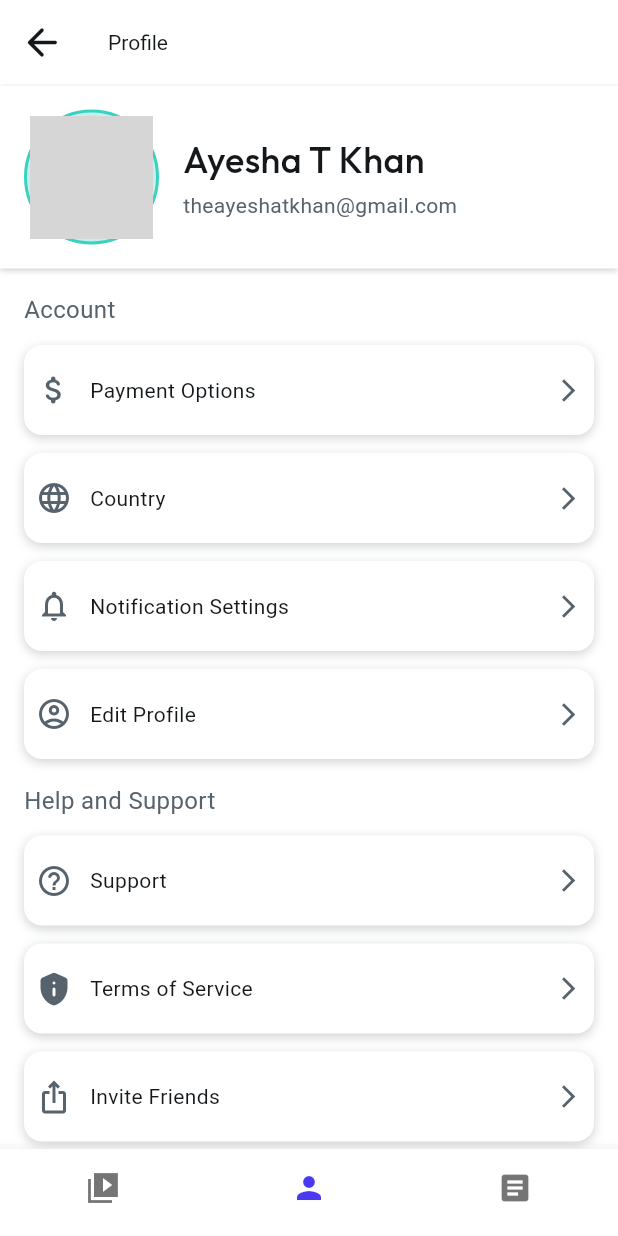
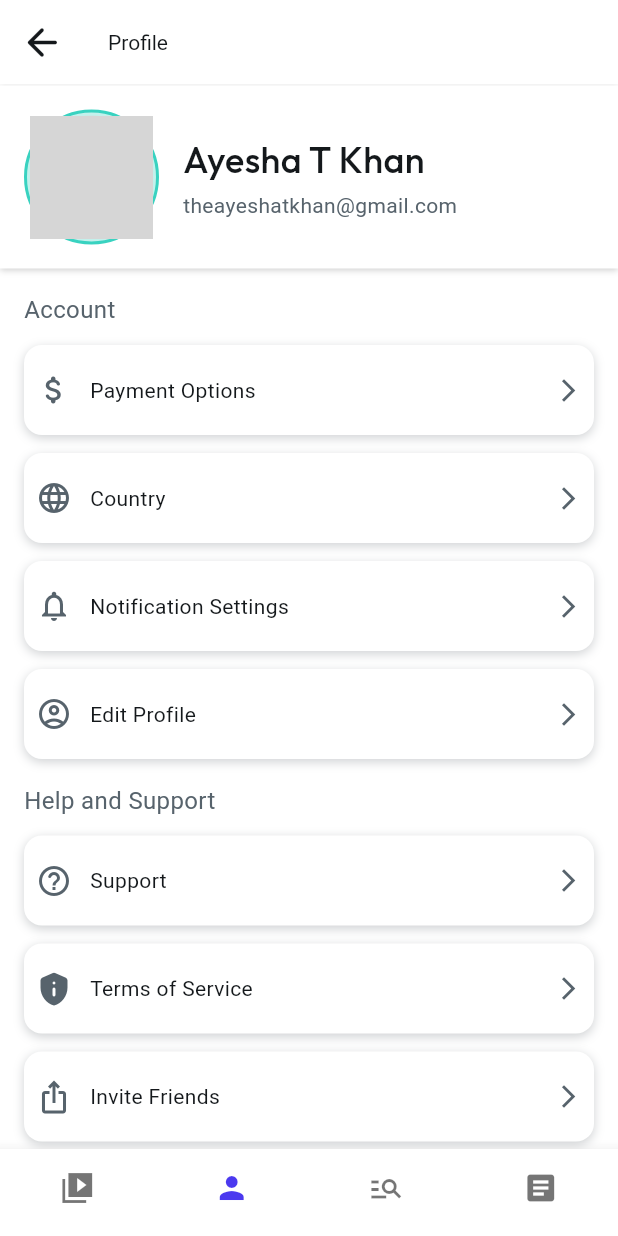
Before and after one commit to Shashankphatkure/skillconnect-flutter, a Flutter app: the screen it shows once a user with an empty profile is signed in, item 2 of the bottom bar chosen, on a phone screen of 412 x 824 dp. Run offline on Flutter 3.47's test engine with Material 3 defaults, Android fonts, the phone set to English and light mode, and no system bars; drawn by our look-alikes of auto_size_text, cached_network_image; our stand-ins replace chewie, dropdown_button2, flutter_animate, flutter_rating_bar, font_awesome_flutter, from_css_color and 9 more; missing offline and left inert: json_path; accounts and stored records are empty; network calls fail; Roboto replaces fonts that are missing (Readex Pro); grey boxes are pictures that could not be loaded.

Commit message:
all fixed with enhancements

```diff
--- a/lib/flutter_flow/nav/nav.dart
+++ b/lib/flutter_flow/nav/nav.dart
@@ -125,7 +125,9 @@ GoRouter createRouter(AppStateNotifier appStateNotifier) => GoRouter(
         FFRoute(
           name: 'searchpage',
           path: '/searchpage',
-          builder: (context, params) => const SearchpageWidget(),
+          builder: (context, params) => params.isEmpty
+              ? const NavBarPage(initialPage: 'searchpage')
+              : const SearchpageWidget(),
         ),
         FFRoute(
           name: 'blogspage',
--- a/lib/home_page/home_page_widget.dart
+++ b/lib/home_page/home_page_widget.dart
@@ -73,7 +73,7 @@ class _HomePageWidgetState extends State<HomePageWidget> {
             },
           ),
           title: Text(
-            'Page Title',
+            'Courses',
             style: FlutterFlowTheme.of(context).headlineMedium.override(
                   fontFamily: 'Outfit',
                   color: FlutterFlowTheme.of(context).primaryText,
--- a/lib/main.dart
+++ b/lib/main.dart
@@ -121,6 +121,7 @@ class _NavBarPageState extends State<NavBarPage> {
     final tabs = {
       'HomePage': const HomePageWidget(),
       'profileaccount': const ProfileaccountWidget(),
+      'searchpage': const SearchpageWidget(),
       'blogspage': const BlogspageWidget(),
     };
     final currentIndex = tabs.keys.toList().indexOf(_currentPageName);
@@ -146,7 +147,7 @@ class _NavBarPageState extends State<NavBarPage> {
               size: 24.0,
             ),
             activeIcon: Icon(
-              Icons.home,
+              Icons.video_collection,
               size: 24.0,
             ),
             label: 'Courses',
@@ -162,6 +163,14 @@ class _NavBarPageState extends State<NavBarPage> {
           ),
           BottomNavigationBarItem(
             icon: Icon(
+              Icons.manage_search,
+              size: 24.0,
+            ),
+            label: 'Home',
+            tooltip: '',
+          ),
+          BottomNavigationBarItem(
+            icon: Icon(
               Icons.article,
               size: 24.0,
             ),
```
Also changed, not shown: lib/components/jobcardhp_widget.dart (+7 -2 lines), lib/mycourses/mycourses_widget.dart (+30 -6 lines).
